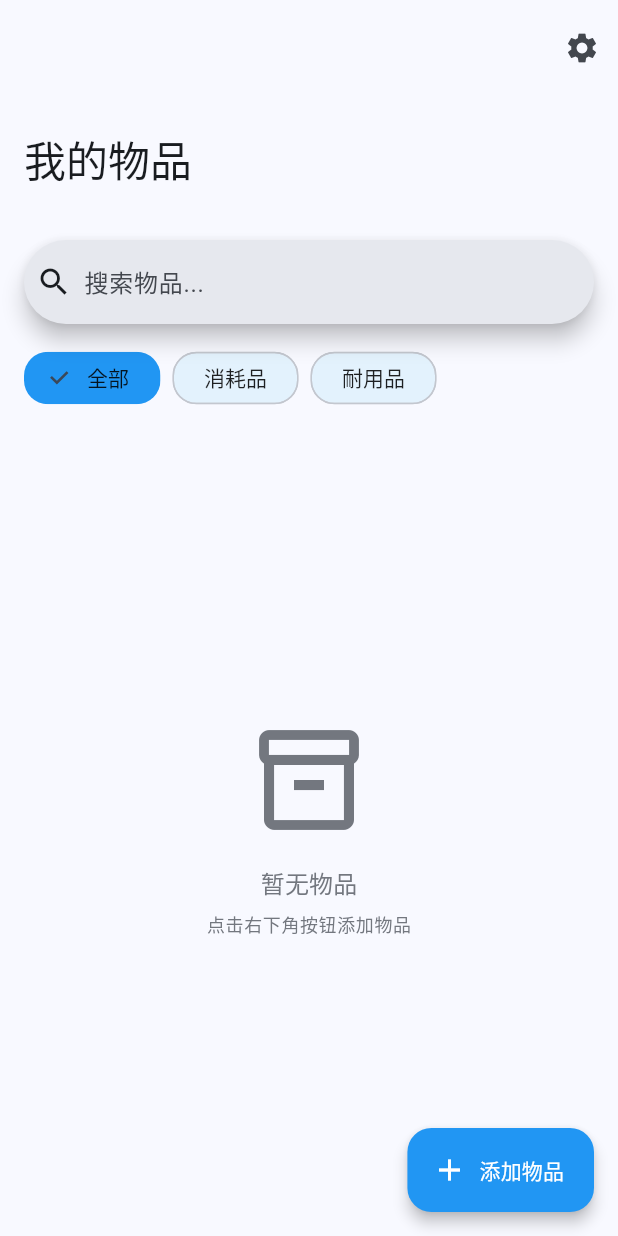
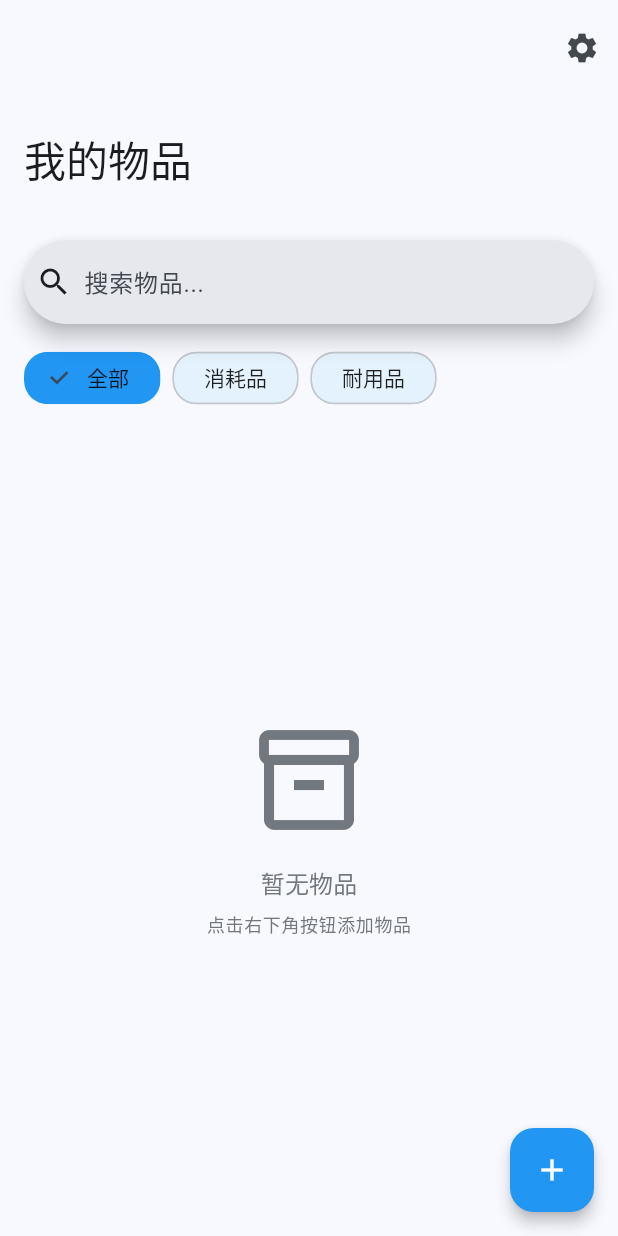
Before and after one commit to NeoXieChina/recording, a Flutter app: the screen it shows after launch, on a phone screen of 412 x 824 dp. Run offline on Flutter 3.47's test engine with Material 3 defaults, Android fonts, the phone set to English and light mode, and no system bars; our stand-ins replace file_picker, flutter_local_notifications, flutter_slidable, image_picker, sqflite, timezone; missing offline and left inert: workmanager; accounts and stored records are empty.

Commit message:
fix: 简化添加按钮逻辑和界面

```diff
--- a/lib/screens/item_list/item_list_screen.dart
+++ b/lib/screens/item_list/item_list_screen.dart
@@ -102,10 +102,9 @@ class _ItemListScreenState extends State<ItemListScreen> {
           ),
         ],
       ),
-      floatingActionButton: FloatingActionButton.extended(
+      floatingActionButton: FloatingActionButton(
         onPressed: () => _navigateToAdd(),
-        icon: const Icon(Icons.add),
-        label: const Text('添加物品'),
+        child: const Icon(Icons.add),
       ),
     );
   }
```
